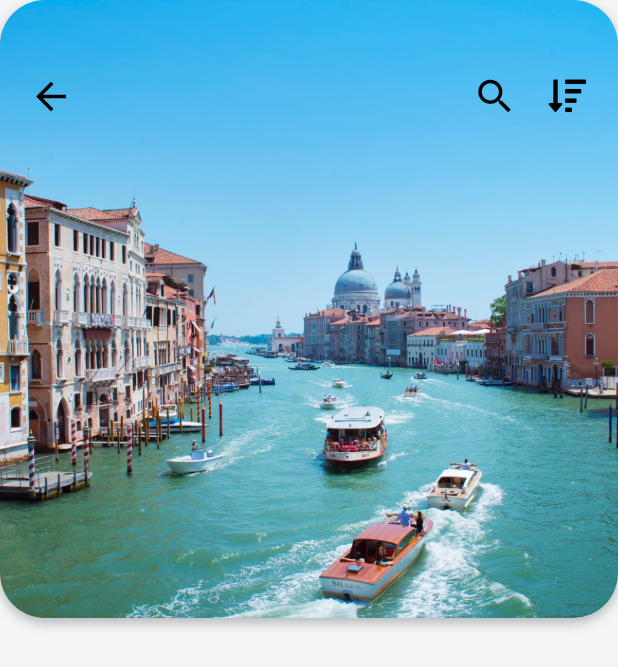
After one commit to RudraSarker/flutter-apps-and-ui, a Flutter app: the screen it shows after launch, after a tap on an icon or button, on a phone screen of 412 x 824 dp. The commit adds this screen. Shown: the top 667 px of the screen. Run offline on Flutter 3.47's test engine with Material 2 defaults, Android fonts, the phone set to English and light mode, and no system bars; our stand-ins replace font_awesome_flutter; network calls fail.

Commit message:
Destination Screen and Hero animation is Done

```diff
--- /dev/null
+++ b/lib/screens/destination_screen.dart
@@ -0,0 +1,82 @@
+import 'package:flutter/material.dart';
+import 'package:font_awesome_flutter/font_awesome_flutter.dart';
+import 'package:travel_ui/models/destination_model.dart';
+
+class DestinationScreen extends StatefulWidget {
+  final Destination destination;
+  const DestinationScreen({Key? key, required this.destination})
+      : super(key: key);
+
+  @override
+  _DestinationScreenState createState() => _DestinationScreenState();
+}
+
+class _DestinationScreenState extends State<DestinationScreen> {
+  @override
+  Widget build(BuildContext context) {
+    return Scaffold(
+      body: Column(
+        children: <Widget>[
+          Stack(
+            children: <Widget>[
+              Container(
+                height: MediaQuery.of(context).size.width,
+                decoration: BoxDecoration(
+                  borderRadius: BorderRadius.circular(30.0),
+                  boxShadow: [
+                    BoxShadow(
+                      color: Colors.black26,
+                      offset: Offset(0.0, 2.9),
+                      blurRadius: 6.0,
+                    ),
+                  ],
+                ),
+                child: Hero(
+                  tag: widget.destination.imageUrl.toString(),
+                  child: ClipRRect(
+                    borderRadius: BorderRadius.circular(30.0),
+                    child: Image(
+                      image: AssetImage(widget.destination.imageUrl.toString()),
+                      fit: BoxFit.cover,
+                    ),
+                  ),
+                ),
+              ),
+              Padding(
+                padding: const EdgeInsets.symmetric(
+                    horizontal: 10.0, vertical: 40.0),
+                child: Row(
+                  mainAxisAlignment: MainAxisAlignment.spaceBetween,
+                  children: [
+                    IconButton(
+                      onPressed: () => Navigator.pop(context),
+                      icon: Icon(Icons.arrow_back),
+                      iconSize: 30.0,
+                      color: Colors.black,
+                    ),
+                    Row(
+                      children: <Widget>[
+                        IconButton(
+                          onPressed: () {},
+                          icon: Icon(Icons.search),
+                          iconSize: 30.0,
+                          color: Colors.black,
+                        ),
+                        IconButton(
+                          onPressed: () {},
+                          icon: Icon(FontAwesomeIcons.sortAmountDown),
+                          iconSize: 25.0,
+                          color: Colors.black,
+                        ),
+                      ],
+                    )
+                  ],
+                ),
+              )
+            ],
+          ),
+        ],
+      ),
+    );
+  }
+}
--- a/lib/widgets/destination_carousel.dart
+++ b/lib/widgets/destination_carousel.dart
@@ -1,6 +1,7 @@
 import 'package:flutter/material.dart';
 import 'package:font_awesome_flutter/font_awesome_flutter.dart';
 import 'package:travel_ui/models/destination_model.dart';
+import 'package:travel_ui/screens/destination_screen.dart';
 
 class DestinationCarousel extends StatelessWidget {
   const DestinationCarousel({Key? key}) : super(key: key);
@@ -44,7 +45,15 @@ class DestinationCarousel extends StatelessWidget {
               itemCount: destinations.length,
               itemBuilder: (BuildContext context, int index) {
                 Destination destination = destinations[index];
-                return Container(
+                return GestureDetector(
+                  onTap: () => Navigator.push(
+                    context,
+                    MaterialPageRoute(
+                      builder: (_) =>
+                          DestinationScreen(destination: destination),
+                    ),
+                  ),
+                  child: Container(
                     margin: EdgeInsets.all(10.0),
                     width: 210.0,
                     child: Stack(
@@ -96,14 +105,17 @@ class DestinationCarousel extends StatelessWidget {
                           ),
                           child: Stack(
                             children: <Widget>[
-                            ClipRRect(
+                              Hero(
+                                tag: destination.imageUrl.toString(),
+                                child: ClipRRect(
                                   borderRadius: BorderRadius.circular(20.0),
                                   child: Image(
                                     height: 180.0,
                                     width: 180.0,
-                                image:
-                                    AssetImage(destination.imageUrl.toString()),
+                                    image: AssetImage(
+                                        destination.imageUrl.toString()),
                                     fit: BoxFit.cover,
+                                  ),
                                 ),
                               ),
                               Positioned(
@@ -147,6 +159,7 @@ class DestinationCarousel extends StatelessWidget {
                         )
                       ],
                     ),
+                  ),
                 );
               }),
         ),
```
Lines whose indentation alone changed are shown as unchanged.
